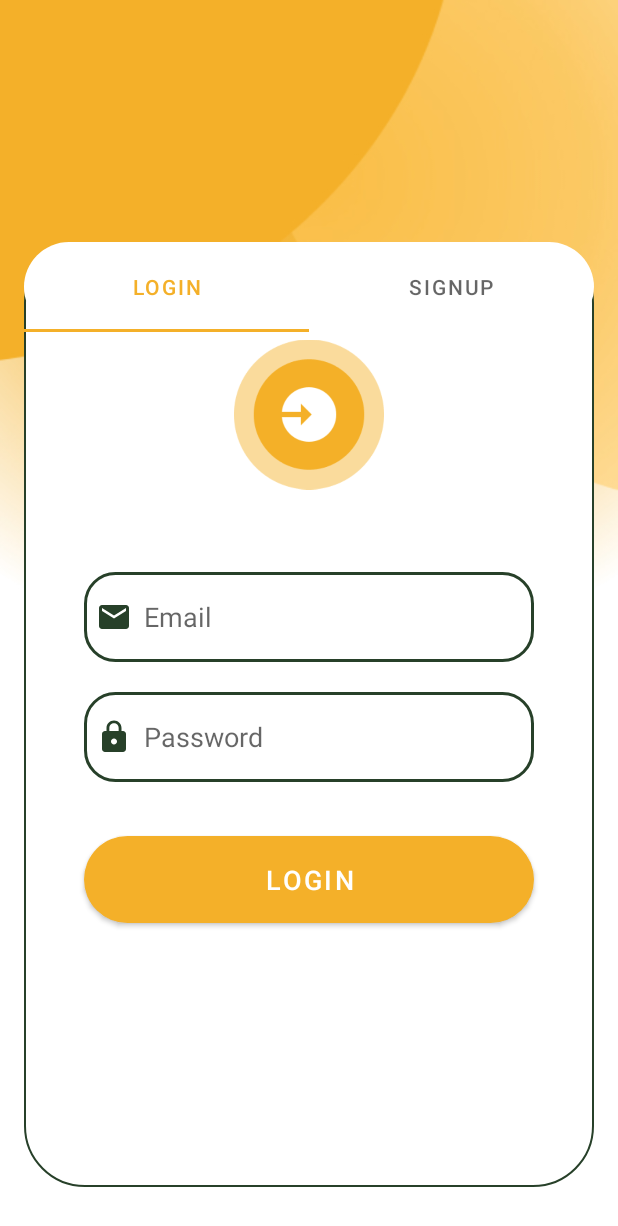
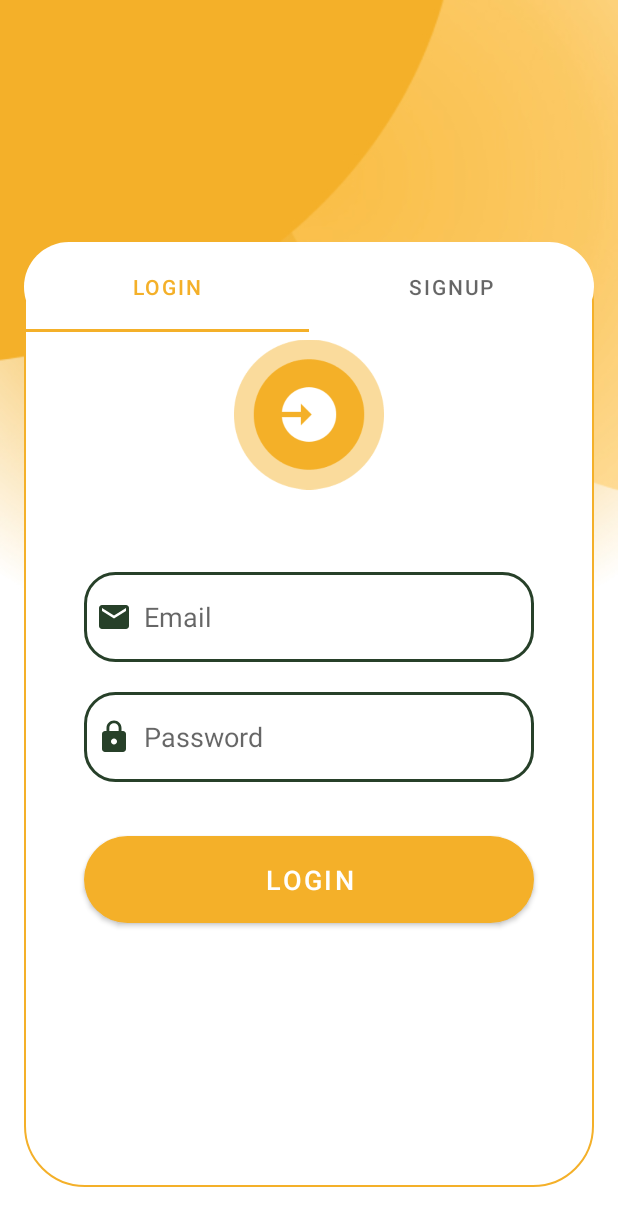
Before and after one commit to aswinkprakasan/Kout_App, an Android app: the screen it shows after launch (MainActivity), on a phone screen of 412 x 824 dp. Shown: the top 1226 px of the screen. Run offline under Robolectric (Android 15) with nearby library versions, the phone set to English and light mode, and no system bars; our stand-ins replace Firebase (no records; nobody signed in at launch, a user with empty details on screens opened directly).

Commit message:
23-5-2023 initial push

```diff
--- a/app/src/main/AndroidManifest.xml
+++ b/app/src/main/AndroidManifest.xml
@@ -16,6 +16,7 @@
             android:exported="false" />
         <activity
             android:name=".MainActivity"
+            android:windowSoftInputMode="adjustResize"
             android:exported="true">
             <intent-filter>
                 <action android:name="android.intent.action.MAIN" />
--- a/app/src/main/res/drawable/viewpager_bg.xml
+++ b/app/src/main/res/drawable/viewpager_bg.xml
@@ -6,6 +6,6 @@
     <corners
         android:radius="40dp"/>
     <stroke
-        android:color="@color/poly_green"
+        android:color="@color/lavender"
         android:width="1dp"/>
 </shape>
--- a/app/src/main/res/layout/fragment_login_tab.xml
+++ b/app/src/main/res/layout/fragment_login_tab.xml
@@ -6,6 +6,7 @@
     android:layout_width="match_parent"
     android:layout_height="match_parent"
     android:orientation="vertical"
+    android:fitsSystemWindows="true"
     tools:context=".LoginTabFragment">
     <LinearLayout
         android:layout_width="match_parent"
--- a/app/src/main/res/layout/fragment_signup_tab.xml
+++ b/app/src/main/res/layout/fragment_signup_tab.xml
@@ -6,12 +6,12 @@
     android:layout_width="match_parent"
     android:layout_height="match_parent"
     android:orientation="vertical"
+    android:fitsSystemWindows="true"
     tools:context=".SignupTabFragment">
     <LinearLayout
         android:layout_width="match_parent"
         android:layout_height="wrap_content"
         android:orientation="vertical">
-
         <LinearLayout
             android:layout_width="match_parent"
             android:layout_height="wrap_content"
```
